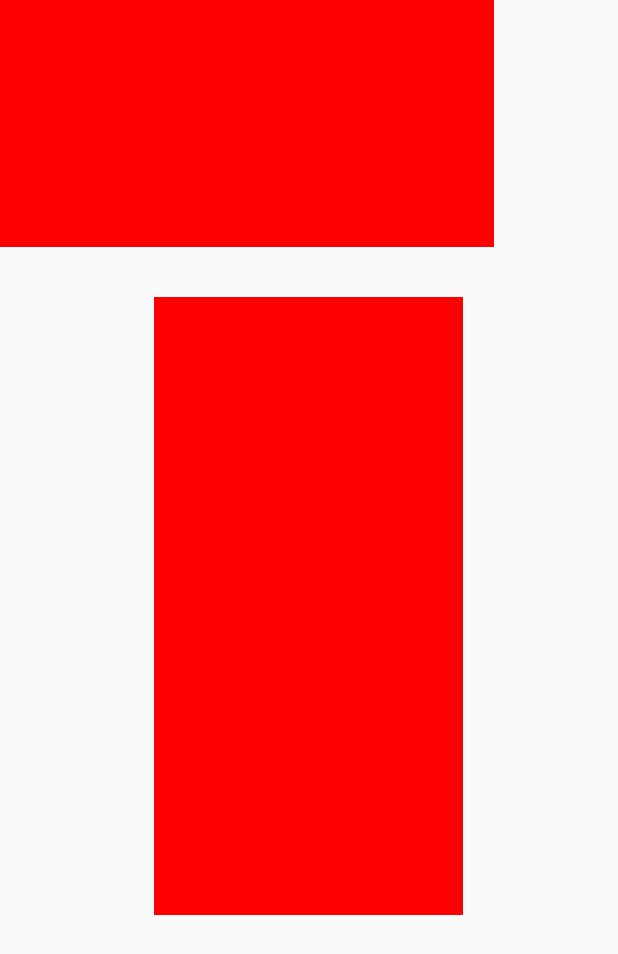
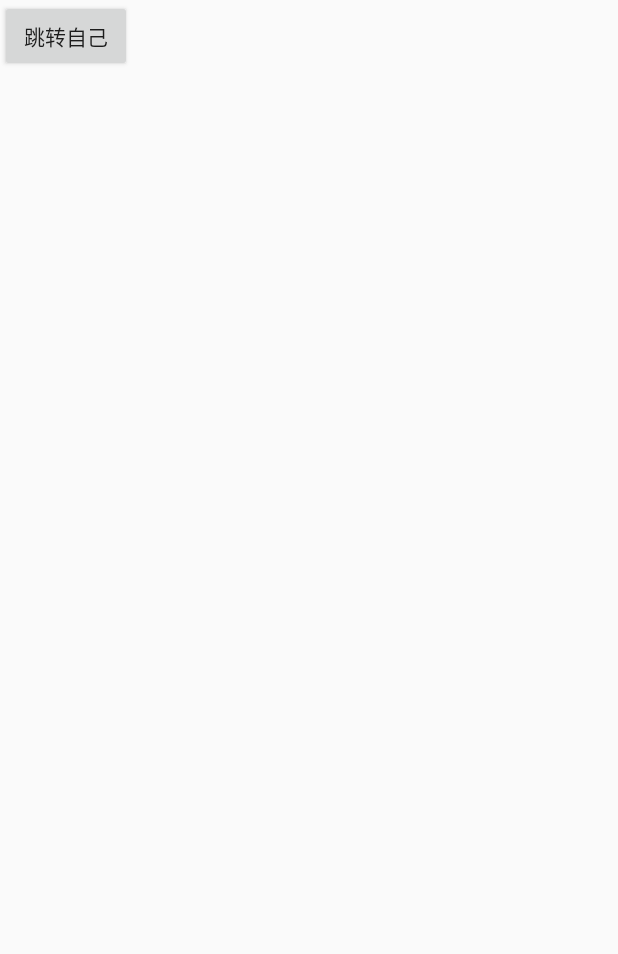
Before and after one commit to SmallLee/MagicBook, an Android app: the screen it shows after launch (ScreenActivity before the commit, SingleTopActivity after it), on a phone screen of 412 x 824 dp. Shown: the top 954 px of the screen. Run offline under Robolectric (Android 15) with nearby library versions, the phone set to English and light mode, and no system bars; our stand-ins replace EventBus.

Commit message:
singletop

```diff
--- a/app/src/main/AndroidManifest.xml
+++ b/app/src/main/AndroidManifest.xml
@@ -17,7 +17,7 @@
 
         <!-- <meta-data android:name="com.example.smalllee.myapplication.CutomModule" -->
         <!-- android:value="GlideModule"/> -->
-        <activity android:name=".ScreenActivity">
+        <activity android:name=".activity.SingleTopActivity">
             <intent-filter>
                 <action android:name="android.intent.action.MAIN" />
 
@@ -35,7 +35,8 @@
         <activity android:name=".activity.VolleyActivity" />
         <activity android:name=".activity.OkHttpActivity" />
         <activity android:name=".activity.ArcViewActivity" />
-        <activity android:name=".activity.CountDownActivity"></activity>
+        <activity android:name=".activity.CountDownActivity" />
+        <activity android:name=".ScreenActivity"></activity>
     </application>
 
 </manifest>
--- /dev/null
+++ b/app/src/main/java/com/example/smalllee/myapplication/activity/SingleTopActivity.java
@@ -0,0 +1,22 @@
+package com.example.smalllee.myapplication.activity;
+
+import android.content.Intent;
+import android.os.Bundle;
+import android.support.v7.app.AppCompatActivity;
+import android.view.View;
+
+import com.example.smalllee.myapplication.R;
+
+public class SingleTopActivity extends AppCompatActivity {
+
+    @Override
+    protected void onCreate(Bundle savedInstanceState) {
+        super.onCreate(savedInstanceState);
+        setContentView(R.layout.activity_single_top);
+    }
+
+    public void jump(View view) {
+        Intent intent = new Intent(this,ArcViewActivity.class);
+        startActivity(intent);
+    }
+}
--- /dev/null
+++ b/app/src/main/res/layout/activity_single_top.xml
@@ -0,0 +1,14 @@
+<?xml version="1.0" encoding="utf-8"?>
+<android.support.constraint.ConstraintLayout xmlns:android="http://schemas.android.com/apk/res/android"
+    xmlns:app="http://schemas.android.com/apk/res-auto"
+    xmlns:tools="http://schemas.android.com/tools"
+    android:layout_width="match_parent"
+    android:layout_height="match_parent"
+    tools:context=".activity.SingleTopActivity">
+    <Button
+        android:layout_width="wrap_content"
+        android:layout_height="wrap_content"
+        android:text="跳转自己"
+        android:onClick="jump"
+        />
+</android.support.constraint.ConstraintLayout>
```
Also changed, not shown: app/src/main/java/com/example/smalllee/myapplication/activity/ArcViewActivity.java (+21 -23 lines).
